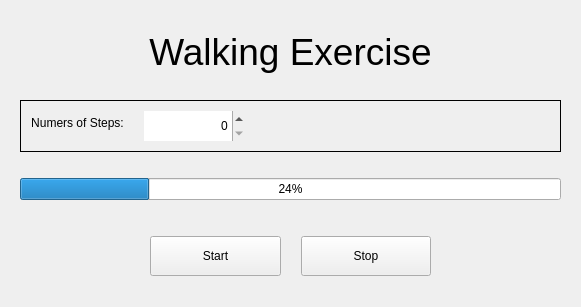
The window that src/gui_pkg/include/gui_pkg/walking_form.ui (cristianbass01/GUI_robotic_exoskeleton) describes before a commit, drawn with Qt 5.
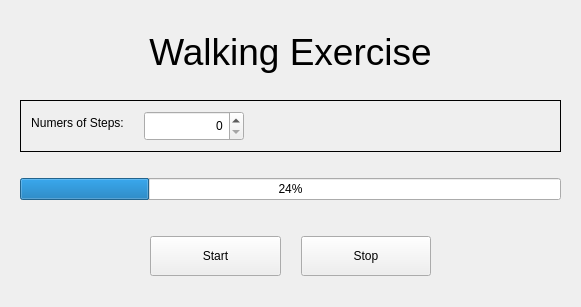
The same window after the commit.

What changed in the file:
```diff
--- a/src/gui_pkg/include/gui_pkg/walking_form.ui
+++ b/src/gui_pkg/include/gui_pkg/walking_form.ui
@@ -119,7 +119,7 @@
            </size>
           </property>
           <property name="frame">
-           <bool>false</bool>
+           <bool>true</bool>
           </property>
           <property name="alignment">
            <set>Qt::AlignRight|Qt::AlignTrailing|Qt::AlignVCenter</set>
```
